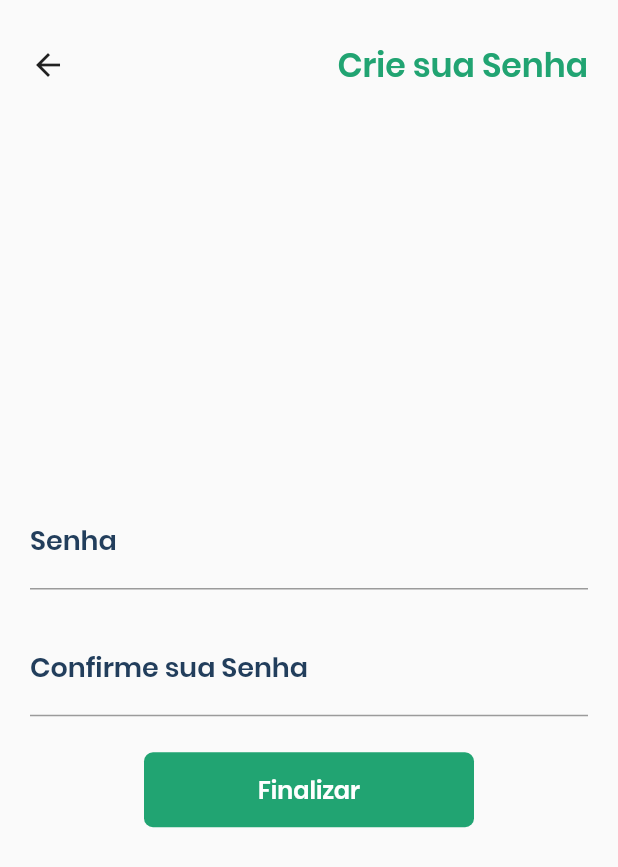
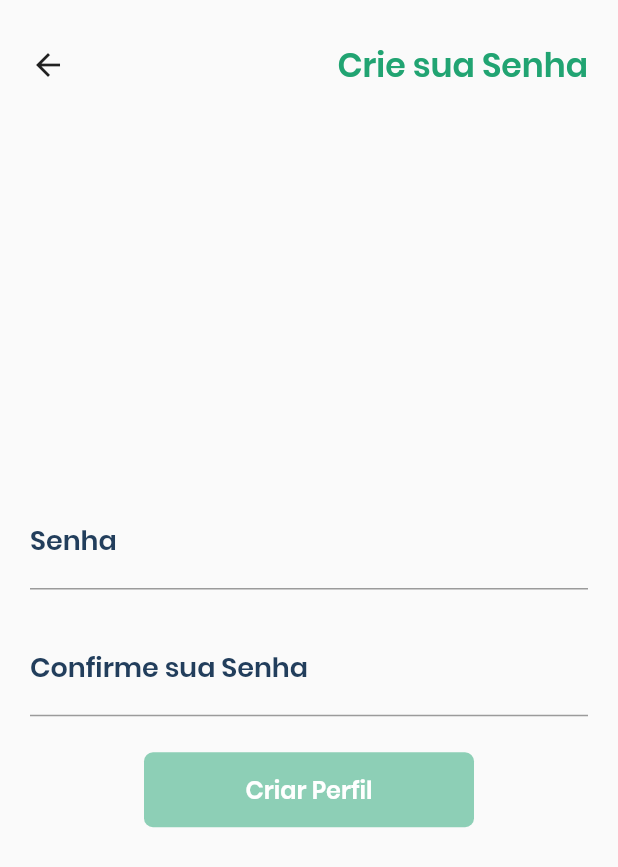
Before and after one commit to renanmascg/app-gera-renda, a Flutter app: the CreateAccountPassPage screen opened by its route, on a phone screen of 412 x 824 dp. Shown: the top 867 px of the screen. Run offline on Flutter 3.47's test engine with Material 2 defaults, Android fonts, the phone set to English and light mode, and no system bars; our stand-ins replace dartz, dio, flutter_mobx, flutter_rating_bar, font_awesome_flutter, geolocator and 3 more; accounts and stored records are empty; generated files the repository leaves out were written again.

Commit message:
Integra a tela com a arquitetura de criação de perfil, permitindo que seja criado um perfil para o usuário dentro da aplicação.

```diff
--- a/lib/features/login/presentation/screens/04_create_account_pass/create_account_pass.dart
+++ b/lib/features/login/presentation/screens/04_create_account_pass/create_account_pass.dart
@@ -1,20 +1,83 @@
 import 'package:flutter/material.dart';
+import 'package:flutter_mobx/flutter_mobx.dart';
+import 'package:mobx/mobx.dart';
 
 import '../../../../../core/shared/styles/colors.dart';
 import '../../../../../core/shared/styles/text_styles.dart';
+import '../../../../../core/shared/widgets/modals/dialogs.dart';
+import '../../../../../core/shared/widgets/snackbars/generic_snackbar.dart';
+import '../../../../../injection_container.dart';
+import '../../mobx/create_profile_store/create_profile_store.dart';
 import '../../widgets/main_button.dart';
 import '../../widgets/main_text_field.dart';
 
-class CreateAccountPassPage extends StatelessWidget {
+class CreateAccountPassPage extends StatefulWidget {
   static final String id = 'create_account_pass';
+
+  @override
+  _CreateAccountPassPageState createState() => _CreateAccountPassPageState();
+}
+
+class _CreateAccountPassPageState extends State<CreateAccountPassPage> {
+  List<ReactionDisposer> _disposers;
+
+  final GlobalKey<ScaffoldState> _scaffoldKey = GlobalKey();
+
+  final CreateProfileStore _store = serviceLocator<CreateProfileStore>();
+
+  @override
+  void initState() {
+    super.initState();
+    _store.password = '';
+    _store.confirmPassword = '';
+  }
+
+  @override
+  void didChangeDependencies() {
+    super.didChangeDependencies();
+
+    _disposers ??= [
+      reaction(
+        // Tell the reaction which observable to observe
+        (_) => _store.statusPage,
+        // Run some logic with the content of the observed field
+        (CreateProfileStatus status) {
+          switch (status) {
+            case CreateProfileStatus.ERROR:
+              Navigator.of(context).pop(context);
+              _scaffoldKey.currentState
+                  .showSnackBar(errorSnackbar('Email já utilizado.'));
+              break;
+            case CreateProfileStatus.CREATING:
+              loadingDialogs(context);
+              break;
+            case CreateProfileStatus.SUCCESS:
+              Navigator.of(context).pop(context);
+              break;
+            default:
+              break;
+          }
+        },
+      ),
+    ];
+  }
+
+  @override
+  void dispose() {
+    if (_disposers.isNotEmpty) {
+      _disposers.forEach((d) => d());
+    }
+    super.dispose();
+  }
 
   @override
   Widget build(BuildContext context) {
     return Scaffold(
+      key: _scaffoldKey,
       appBar: _buildAppBar(context),
       body: SafeArea(
         child: Padding(
-          padding: EdgeInsets.symmetric(horizontal:20),
+          padding: EdgeInsets.symmetric(horizontal: 20),
           child: _buildBody(),
         ),
       ),
@@ -32,8 +95,8 @@ class CreateAccountPassPage extends StatelessWidget {
               mainAxisAlignment: MainAxisAlignment.spaceBetween,
               children: <Widget>[
                 GestureDetector(
-                  onTap: () => Navigator.pop(context),
-                  child: Icon(Icons.arrow_back)),
+                    onTap: () => Navigator.pop(context),
+                    child: Icon(Icons.arrow_back)),
                 Text('Crie sua Senha',
                     style: kMainLoginHeaderText, textAlign: TextAlign.end),
               ],
@@ -46,14 +109,34 @@ class CreateAccountPassPage extends StatelessWidget {
     return Column(
       mainAxisAlignment: MainAxisAlignment.center,
       children: <Widget>[
-        MainTextField(labelText: 'Senha', obscureText: true),
+        MainTextField(
+          labelText: 'Senha',
+          obscureText: true,
+          onChanged: _store.changePassword,
+        ),
         SizedBox(height: 24),
-        MainTextField(labelText: 'Confirme sua Senha', obscureText: true),
+        MainTextField(
+          labelText: 'Confirme sua Senha',
+          obscureText: true,
+          onChanged: _store.changeConfirmPassword,
+        ),
         SizedBox(height: 24),
-        MainButton(
-          color: kMainGreenColor,
-          text: 'Finalizar',
-          onPress: () {},
+        Observer(
+          builder: (ctx) {
+            return Visibility(
+              visible: _store.isPasswordButtonAvailable,
+              replacement: MainButton(
+                color: kMainGreenColor,
+                text: 'Criar Perfil',
+                onPress: null,
+              ),
+              child: MainButton(
+                color: kMainGreenColor,
+                text: 'Criar Perfil',
+                onPress: _store.createUser,
+              ),
+            );
+          },
         ),
       ],
     );
```
Also changed, not shown: lib/features/login/presentation/screens/03_create_account/create_account_page.dart (+25 -8 lines).
